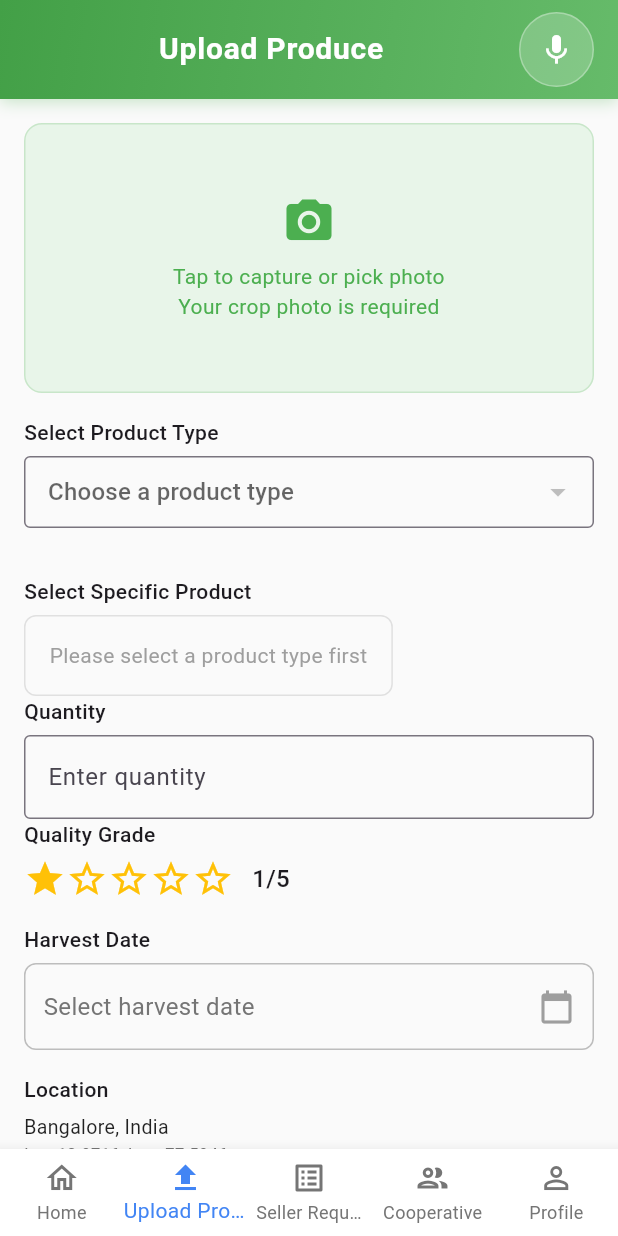
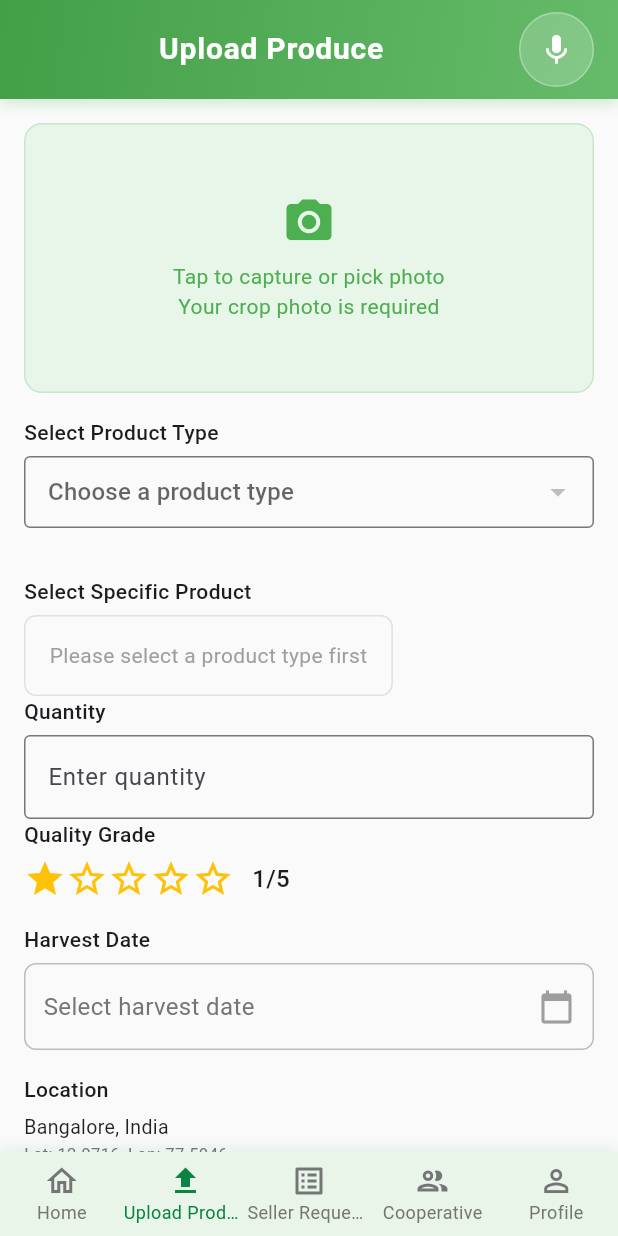
Before and after one commit to rohitvijayan1111/SIH-25, a Flutter app: the screen it shows after launch, after a tap on "Upload Produce", after a tap on the "star" icon, on a phone screen of 412 x 824 dp. Run offline on Flutter 3.47's test engine with Material 3 defaults, Android fonts, the phone set to English and light mode, and no system bars; our stand-ins replace camera, cloud_firestore, firebase_auth, flutter_dotenv, geolocator, google_sign_in and 4 more; missing offline and left inert: translator; accounts and stored records are empty; network calls fail.

Commit message:
Revamp the Tabbar,Categories screen

```diff
--- a/demo/lib/main.dart
+++ b/demo/lib/main.dart
@@ -84,7 +84,7 @@ class MyApp extends StatelessWidget {
   @override
   Widget build(BuildContext context) {
     return MaterialApp(
-      title: 'Dynamic Tab App',
+      title: 'Agri Bharat Connect',
       theme: ThemeData(
         primarySwatch: Colors.blue,
         primaryColor: const Color(0xFF4285F4),
--- a/demo/lib/main_screen.dart
+++ b/demo/lib/main_screen.dart
@@ -3,6 +3,7 @@ import 'package:flutter/material.dart';
 import 'package:provider/provider.dart';
 
 import 'controllers/app_controller.dart';
+import 'widgets/dynamic_bottom_navigation.dart';
 
 class MainScreen extends StatelessWidget {
   const MainScreen({Key? key}) : super(key: key);
@@ -13,23 +14,25 @@ class MainScreen extends StatelessWidget {
       builder: (context, controller, child) {
         return Scaffold(
           body: controller.getCurrentScreen(),
-          bottomNavigationBar: BottomNavigationBar(
-            type: BottomNavigationBarType.fixed,
-            backgroundColor: Colors.white,
-            selectedItemColor: const Color(0xFF4285F4),
-            unselectedItemColor: Colors.grey[600],
-            currentIndex: controller.currentTabIndex,
-            onTap: controller.changeTab,
-            items: controller.currentTabs(context) // ✅ Pass context here
-                .map(
-                  (tab) => BottomNavigationBarItem(
-                    icon: Icon(tab.icon),
-                    activeIcon: Icon(tab.activeIcon),
-                    label: tab.label,
-                  ),
-                )
-                .toList(),
-          ),
+          // bottomNavigationBar: BottomNavigationBar(
+          //   type: BottomNavigationBarType.fixed,
+          //   // backgroundColor: Colors.white,
+          //   // selectedItemColor: const Color(0xFF4285F4),
+          //   // unselectedItemColor: Colors.grey[600],
+          //   currentIndex: controller.currentTabIndex,
+          //   onTap: controller.changeTab,
+          //   items: controller
+          //       .currentTabs(context) // ✅ Pass context here
+          //       .map(
+          //         (tab) => BottomNavigationBarItem(
+          //           icon: Icon(tab.icon),
+          //           activeIcon: Icon(tab.activeIcon),
+          //           label: tab.label,
+          //         ),
+          //       )
+          //       .toList(),
+          // ),
+          bottomNavigationBar: DynamicBottomNav(),
         );
       },
     );
--- a/demo/lib/screens/VendorScreens/utils/constantdata.dart
+++ b/demo/lib/screens/VendorScreens/utils/constantdata.dart
@@ -7,7 +7,9 @@ class AppConstants {
 
   // Colors - Based on the UI design
   static const Color primaryBlue = Color(0xFF1E40AF);
-  static const Color primaryGreen = Color(0xFF34A853);
+  // static const Color primaryGreen = Color(0xFF34A853);
+  static const Color primaryGreen = Color(0xFF0C8345);
+
   static const Color warningOrange = Color(0xFFFB8C00);
   static const Color errorRed = Color(0xFFEA4335);
   static const Color lightBlue = Color(0xFF87CEEB);
--- a/demo/lib/screens/categories_screen.dart
+++ b/demo/lib/screens/categories_screen.dart
@@ -10,7 +10,7 @@ class CategoriesScreen extends StatelessWidget {
   @override
   Widget build(BuildContext context) {
     return Scaffold(
-      backgroundColor: Colors.grey[50],
+      backgroundColor: Colors.grey[100],
       body: SafeArea(
         child: SingleChildScrollView(
           padding: const EdgeInsets.all(16),
@@ -20,14 +20,15 @@ class CategoriesScreen extends StatelessWidget {
               Container(
                 width: double.infinity,
                 decoration: BoxDecoration(
-                  gradient: LinearGradient(
-                    colors: [
-                      Color(0xFF4CAF50), // Fresh green
-                      Color(0xFF2196F3), // Sky blue
-                    ],
-                    begin: Alignment.topLeft,
-                    end: Alignment.bottomRight,
-                  ),
+                  // gradient: LinearGradient(
+                  //   colors: [
+                  //     Color(0xFF4CAF50), // Fresh green
+                  //     Color(0xFF2196F3), // Sky blue
+                  //   ],
+                  //   begin: Alignment.topLeft,
+                  //   end: Alignment.bottomRight,
+                  // ),
+                  color: Colors.white,
                   borderRadius: BorderRadius.circular(20),
                   boxShadow: [
                     BoxShadow(
@@ -43,17 +44,22 @@ class CategoriesScreen extends StatelessWidget {
                   children: [
                     // App logo/icon (you can add an icon here)
                     Container(
-                      width: 60,
-                      height: 60,
+                      width: 200,
+                      height: 200,
                       decoration: BoxDecoration(
                         color: Colors.white.withOpacity(0.2),
                         borderRadius: BorderRadius.circular(30),
                       ),
-                      child: Icon(
-                        Icons.agriculture,
-                        size: 32,
-                        color: Colors.white,
-                      ),
+                      child:
+                          // CircleAvatar(
+                          // child:
+                          Image.asset(
+                            'assets/logoABC.jpg',
+                            width: 100,
+                            height: 100,
+                            fit: BoxFit.cover,
+                          ),
+                      // ),
                     ),
 
                     SizedBox(height: 8),
@@ -64,7 +70,7 @@ class CategoriesScreen extends StatelessWidget {
                       style: TextStyle(
                         fontSize: 32,
                         fontWeight: FontWeight.bold,
-                        color: Colors.white,
+                        color: Colors.black,
                         letterSpacing: 2,
                       ),
                     ),
@@ -73,7 +79,7 @@ class CategoriesScreen extends StatelessWidget {
                       'ABC',
                       style: TextStyle(
                         fontSize: 18,
-                        color: Colors.white.withOpacity(0.9),
+                        color: Colors.black.withOpacity(0.9),
                         fontWeight: FontWeight.w500,
                       ),
                     ),
@@ -102,15 +108,15 @@ class CategoriesScreen extends StatelessWidget {
                               Icon(
                                 Icons.verified_outlined,
                                 size: 16,
-                                color: Colors.white.withOpacity(0.9),
+                                color: Colors.black.withOpacity(0.9),
                               ),
                               SizedBox(width: 6),
                               Text(
                                 'Powered by',
                                 style: TextStyle(
-                                  fontSize: 12,
-                                  color: Colors.white.withOpacity(0.8),
-                                  fontWeight: FontWeight.w400,
+                                  fontSize: 14,
+                                  color: Colors.black,
+                                  fontWeight: FontWeight.w600,
                                 ),
                               ),
                             ],
@@ -120,7 +126,7 @@ class CategoriesScreen extends StatelessWidget {
                             'ONDC • Beckn Protocol',
                             style: TextStyle(
                               fontSize: 14,
-                              color: Colors.white,
+                              color: Colors.black,
                               fontWeight: FontWeight.w600,
                             ),
                           ),
@@ -131,14 +137,14 @@ class CategoriesScreen extends StatelessWidget {
                               Icon(
                                 Icons.security,
                                 size: 14,
-                                color: Colors.white.withOpacity(0.9),
+                                color: Colors.black.withOpacity(0.9),
                               ),
                               SizedBox(width: 4),
                               Text(
                                 'Secured with Hyperledger Blockchain',
                                 style: TextStyle(
-                                  fontSize: 11,
-                                  color: Colors.white.withOpacity(0.8),
+                                  fontSize: 14,
+                                  color: Colors.black.withOpacity(0.8),
                                   fontStyle: FontStyle.italic,
                                 ),
                               ),
--- a/demo/lib/widgets/dynamic_bottom_navigation.dart
+++ b/demo/lib/widgets/dynamic_bottom_navigation.dart
@@ -1,22 +1,90 @@
 import 'package:flutter/material.dart';
 import 'package:provider/provider.dart';
 import '../controllers/app_controller.dart';
+import '../models/service_section.dart';
 
 class DynamicBottomNav extends StatelessWidget {
   const DynamicBottomNav({Key? key}) : super(key: key);
+
+  // // Define colors for each section
+  // Map<ServiceSection, Color> getSectionColors() {
+  //   return {
+  //     ServiceSection.categories: const Color(0xFF4285F4), // Blue - Default
+  //     ServiceSection.uploadProduce: const Color(0xFF0C8345), // Green - Farmer
+  //     ServiceSection.browseProducts: const Color(
+  //       0xFFFF9800,
+  //     ), // Light Blue - Customer
+  //     ServiceSection.sourceAndSell: Colors.white,
+  //     ServiceSection.farmerEssentials: const Color(
+  //       0xFF8BC34A,
+  //     ), // Light Green - Farmer Services
+  //   };
+  // }
+
+  // // Define background colors for each section (lighter versions)
+  // Map<ServiceSection, Color> getSectionBackgroundColors() {
+  //   return {
+  //     ServiceSection.categories: Colors.white,
+  //     ServiceSection.uploadProduce: const Color(0xFF0C8345), // Very light green
+  //     ServiceSection.browseProducts: const Color(0xFFFFF3E0), // Very light blue
+  //     ServiceSection.sourceAndSell: const Color(
+  //       0xFF1E40AF,
+  //     ), // Very light orange
+  //     ServiceSection.farmerEssentials: const Color(
+  //       0xFFF9FBE7,
+  //     ), // Very light green
+  //   };
+  // }
+
+  // Alternative vibrant color scheme
+  Map<ServiceSection, Color> getSectionColors() {
+    return {
+      ServiceSection.categories: const Color(0xFF6C63FF), // Purple - Default
+      ServiceSection.uploadProduce: Color(0xFF0C8345), // Bright Green - Farmer
+      ServiceSection.browseProducts: const Color(
+        0xFFFF6900,
+      ), // Bright Blue - Customer
+      ServiceSection.sourceAndSell: Color(
+        0xFF1E40AF,
+      ), // Bright Orange - Middleman
+      ServiceSection.farmerEssentials: const Color(
+        0xFF33B679,
+      ), // Forest Green - Farmer Services
+    };
+  }
+
+  Map<ServiceSection, Color> getSectionBackgroundColors() {
+    return {
+      ServiceSection.categories: const Color(0xFFF8F7FF), // Very light purple
+      ServiceSection.uploadProduce: const Color(0xFFE8F5E8), // Very light green
+      ServiceSection.browseProducts: const Color(0xFFFFF2E6), // Very light blue
+      ServiceSection.sourceAndSell: const Color(0xFFE6F3FF),
+      ServiceSection.farmerEssentials: const Color(
+        0xFFE8F4F0,
+      ), // Very light forest green
+    };
+  }
 
   @override
   Widget build(BuildContext context) {
     return Consumer<AppController>(
       builder: (context, controller, child) {
-        final tabs = controller.currentTabs;
+        final tabs = controller.currentTabs(context);
+        final currentSection = controller.currentSection;
+        final sectionColors = getSectionColors();
+        final backgroundColors = getSectionBackgroundColors();
+
+        final selectedColor =
+            sectionColors[currentSection] ?? const Color(0xFF4285F4);
+        final backgroundColor =
+            backgroundColors[currentSection] ?? Colors.white;
 
         return Container(
           decoration: BoxDecoration(
-            color: Colors.white,
+            color: backgroundColor,
             boxShadow: [
               BoxShadow(
-                color: Colors.grey.withOpacity(0.1),
+                color: selectedColor.withOpacity(0.1),
                 spreadRadius: 1,
                 blurRadius: 8,
                 offset: const Offset(0, -2),
@@ -27,11 +95,14 @@ class DynamicBottomNav extends StatelessWidget {
             currentIndex: controller.currentTabIndex,
             onTap: controller.changeTab,
             type: BottomNavigationBarType.fixed,
-            backgroundColor: Colors.white,
-            selectedItemColor: const Color(0xFF4285F4),
+            backgroundColor: backgroundColor,
+            selectedItemColor: selectedColor,
             unselectedItemColor: Colors.grey[600],
+            // unselectedItemColor: Colors.grey[200],
             selectedFontSize: 12,
             unselectedFontSize: 12,
+            elevation:
+                0, // Remove default elevation since we're using custom shadow
             items: tabs
                 .map(
                   (tab) => BottomNavigationBarItem(
```
